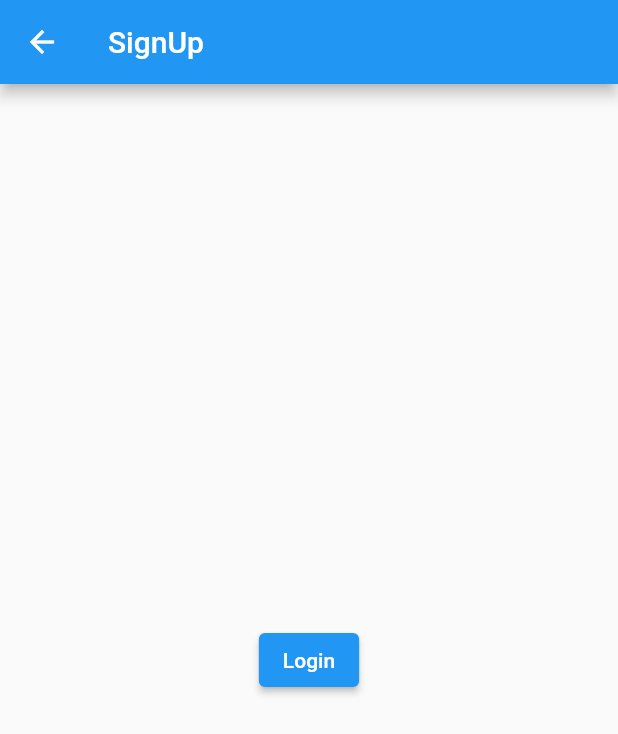
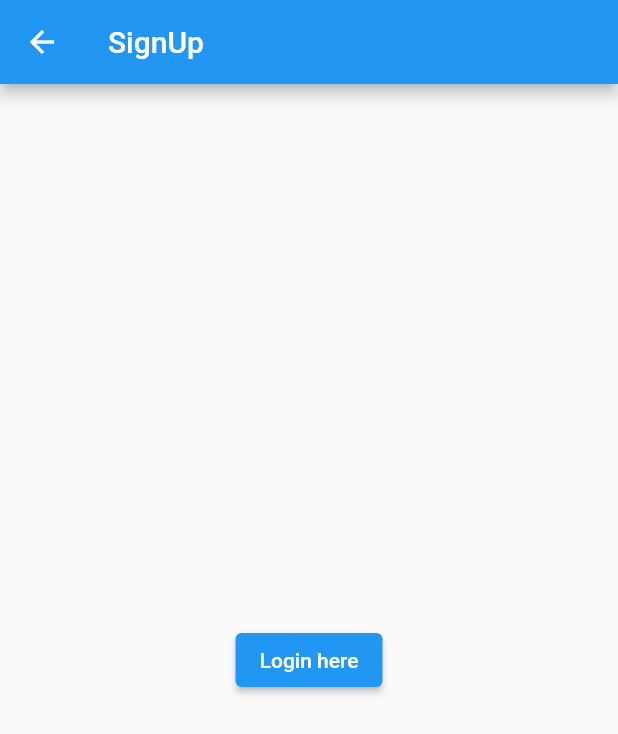
Before and after one commit to Abdullahallnoman/class26youtube, a Flutter app: the SignUpPage screen opened by its route, on a phone screen of 412 x 824 dp. Shown: the top 734 px of the screen. Run offline on Flutter 3.47's test engine with Material 2 defaults, Android fonts, the phone set to English and light mode, and no system bars; network calls fail.

Commit message:
signup changed

```diff
--- a/lib/signUp.dart
+++ b/lib/signUp.dart
@@ -19,7 +19,7 @@ class _SignUpPageState extends State<SignUpPage> {
           onPressed: () {
             Navigator.pop(context);
           },
-          child: Text('Login'),
+          child: Text('Login here'),
         ),
       ),
     );
```
